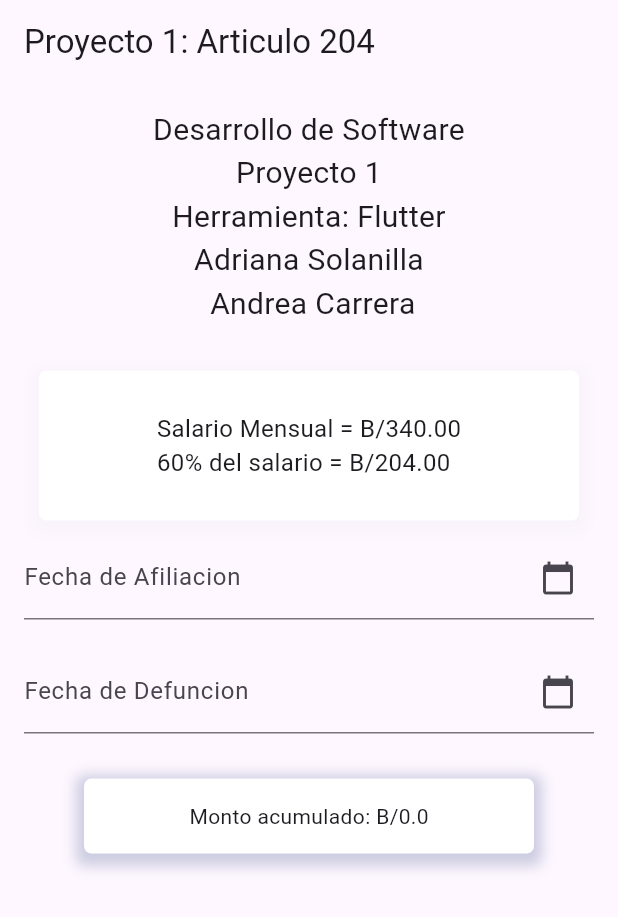
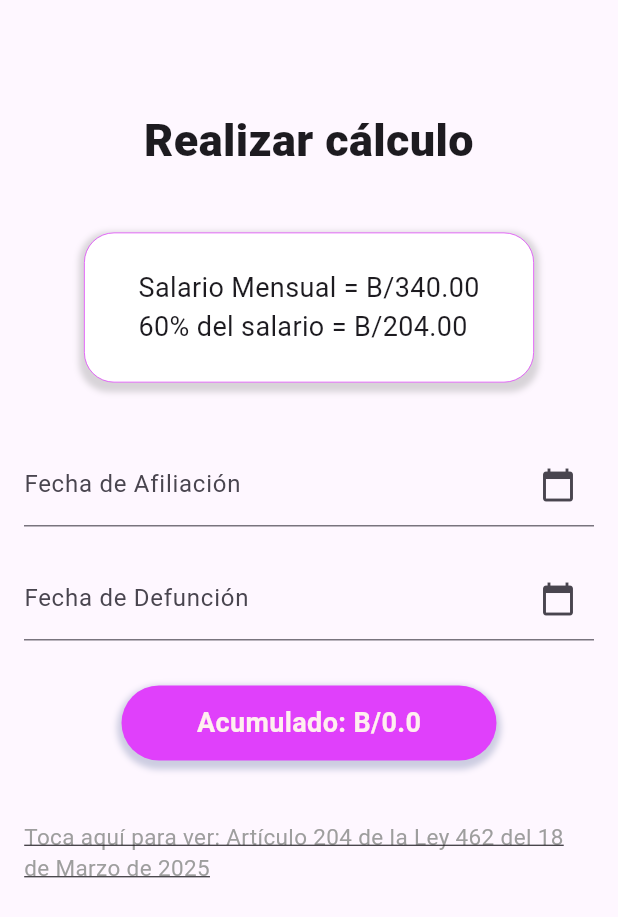
Before and after one commit to AdriSel25/Proyecto_Flutter, a Flutter app: the screen it shows after launch, on a phone screen of 412 x 824 dp. Shown: the top 917 px of the screen. Run offline on Flutter 3.47's test engine with Material 3 defaults, Android fonts, the phone set to English and light mode, and no system bars; missing offline and left inert: flutter_application_pruebas.

Commit message:
Add files via upload

```diff
--- a/lib/main.dart
+++ b/lib/main.dart
@@ -10,6 +10,7 @@ class MyApp extends StatelessWidget {
   Widget build(BuildContext context) {
     return MaterialApp(
         title: 'Formulario con Date Pickers',
+        debugShowCheckedModeBanner: false,
         home: DateForm(
 
         ));
@@ -25,6 +26,8 @@ class _DateFormState extends State<DateForm> {
   final _formKey = GlobalKey<FormState>();
   final TextEditingController _startDateController = TextEditingController();
   final TextEditingController _endDateController = TextEditingController();
+  bool _showDescription = false; // Variable para controlar la visibilidad de la descripción
+
   DateTime? _startDate;
   DateTime? _endDate;
   int _difference = 0;
@@ -55,50 +58,59 @@ class _DateFormState extends State<DateForm> {
     }
   }
 
+  void _toggleDescription() {
+    setState(() {
+      _showDescription = !_showDescription; // Cambia el estado de la descripción
+    });
+  }
+
   @override
   Widget build(BuildContext context) {
     return Scaffold(
-      appBar: AppBar(title: const Text('Proyecto 1: Articulo 204')),
-      body: Padding(
+      appBar: AppBar(title: const Text('')),
+      body: SingleChildScrollView(  // Aquí envuelves todo en un ScrollView
         padding: const EdgeInsets.all(16.0),
         child: Form(
           key: _formKey,
           child: Column(
             children: [
-              Text('Desarrollo de Software\nProyecto 1'
-                  '\nHerramienta: Flutter\nAdriana Solanilla'
-                  '\n Andrea Carrera',style: TextStyle(fontSize: 20),textAlign: TextAlign.center),
-              const SizedBox(height: 20),
+              Text('Realizar cálculo',
+              style: TextStyle(fontSize: 30, fontWeight: FontWeight.w900,),
+              textAlign: TextAlign.center),
+              const SizedBox(height: 30),
               Container(
                 margin: const EdgeInsets.all(10.0),
-                width: 1000,
+                width: 300,
                 height: 100,
                 padding: EdgeInsets.all(2),
                 alignment: Alignment.center,
                 decoration: BoxDecoration(
                   color: Color.fromARGB(255, 255, 255, 255),
-                  borderRadius: BorderRadius.circular(5),
+                  borderRadius: BorderRadius.circular(20),
+                  border: Border.all( color: Colors.purpleAccent, width: 0.5 ),
+
                   boxShadow: [
                     BoxShadow(
-                      color: const Color.fromARGB(5, 0, 30, 100),
+                      color: Colors.grey.withOpacity(0.4),
 
-                      spreadRadius: 5,
-                      blurRadius: 7,
+                      spreadRadius: 3,
+                      blurRadius: 3,
                       offset: const Offset(0, 3), // changes position of shadow
                     ),
                   ],
                 ),
+
                 child: Text("Salario Mensual = B/340.00"
                     "\n60% del salario = B/204.00",
-                    style: TextStyle(fontSize: 16)),
-
+                    style: TextStyle(fontSize: 18)),
               ),
+              const SizedBox(height: 30),
 
               // Campo Fecha Inicio
               TextFormField(
                 controller: _startDateController,
                 decoration: InputDecoration(
-                  labelText: 'Fecha de Afiliacion',
+                  labelText: 'Fecha de Afiliación',
                   suffixIcon: IconButton(
                     icon: const Icon(Icons.calendar_today),
                     onPressed: () => _selectDate(context, true),
@@ -120,7 +132,7 @@ class _DateFormState extends State<DateForm> {
               TextFormField(
                 controller: _endDateController,
                 decoration: InputDecoration(
-                  labelText: 'Fecha de Defuncion',
+                  labelText: 'Fecha de Defunción',
                   suffixIcon: IconButton(
                     icon: const Icon(Icons.calendar_today),
                     onPressed: () => _selectDate(context, false),
@@ -136,29 +148,63 @@ class _DateFormState extends State<DateForm> {
                 },
               ),
               const SizedBox(height: 20),
+
               Container(
                 margin: const EdgeInsets.all(10.0),
-                width: 300,
+                width: 250,
                 height: 50,
                 padding: EdgeInsets.all(2),
                 alignment: Alignment.center,
                 decoration: BoxDecoration(
-                  color: Color.fromARGB(255, 255, 255, 255),
-                  borderRadius: BorderRadius.circular(5),
+                  color: Colors.purpleAccent,
+                  borderRadius: BorderRadius.circular(50),
                   boxShadow: [
                     BoxShadow(
                       color: const Color.fromARGB(50, 0, 30, 100),
 
-                      spreadRadius: 5,
-                      blurRadius: 7,
+                      spreadRadius: 3,
+                      blurRadius: 3,
                       offset: const Offset(0, 3), // changes position of shadow
                     ),
                   ],
                 ),
-                child: Text('Monto acumulado: B/$_acumulado'),
+                child: Text(
+                  'Acumulado: B/$_acumulado',
+                  style: TextStyle(
+                    color: const Color.fromARGB(255, 255, 239, 239),
+                    fontSize: 18,
+                    fontWeight: FontWeight.w700,
+                  ),
+                  ),
               ),
 
               const SizedBox(height: 30),
+
+              InkWell(
+                onTap: _toggleDescription,
+                child: Align(
+                  alignment: Alignment.centerLeft,
+                child: Text(
+                  'Toca aquí para ver: Artículo 204 de la Ley 462 del 18 de Marzo de 2025',
+                  style: TextStyle(
+                    color: Colors.grey,
+                    fontSize: 15,
+                    fontWeight: FontWeight.w400,
+                    decoration: TextDecoration.underline,
+                    ),
+                  ),
+                ),
+              ),
+              if (_showDescription)
+                Padding(
+                  padding: const EdgeInsets.all(16.0),
+                  child: Text(
+                    'Prestaciones por muerte en el Componente de Ahorro Personal del Subsistema Mixto. A la muerte de un asegurado o asegurada o del pensionado o pensionada por invalidez o vejez, tendrán derecho a recibir la suma total acumulada y capitalizada en su cuentade ahorro personala la fecha del fallecimiento del causante ola causante de acuerdo con la distribución que determine el Reglamento para el Cálculo de las prestaciones Económicas.',
+                    style: TextStyle(fontSize: 15),
+                    ),
+                    ),
+
+
             ],
           ),
         ),
```
Also changed, not shown: lib/Front_App.dart (added, +140 -0 lines).
